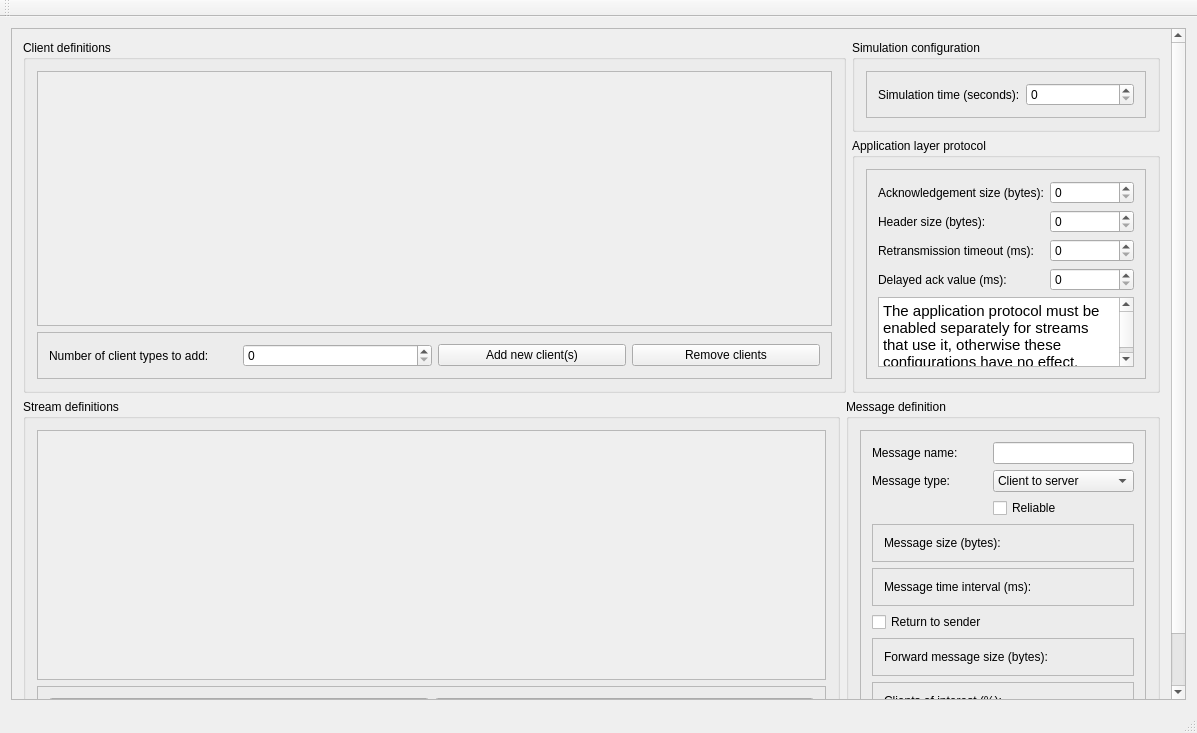
Before: the Qt Designer form GUI/mainwindow.ui in Chiru/NVE_Simulation, drawn with Qt 5.
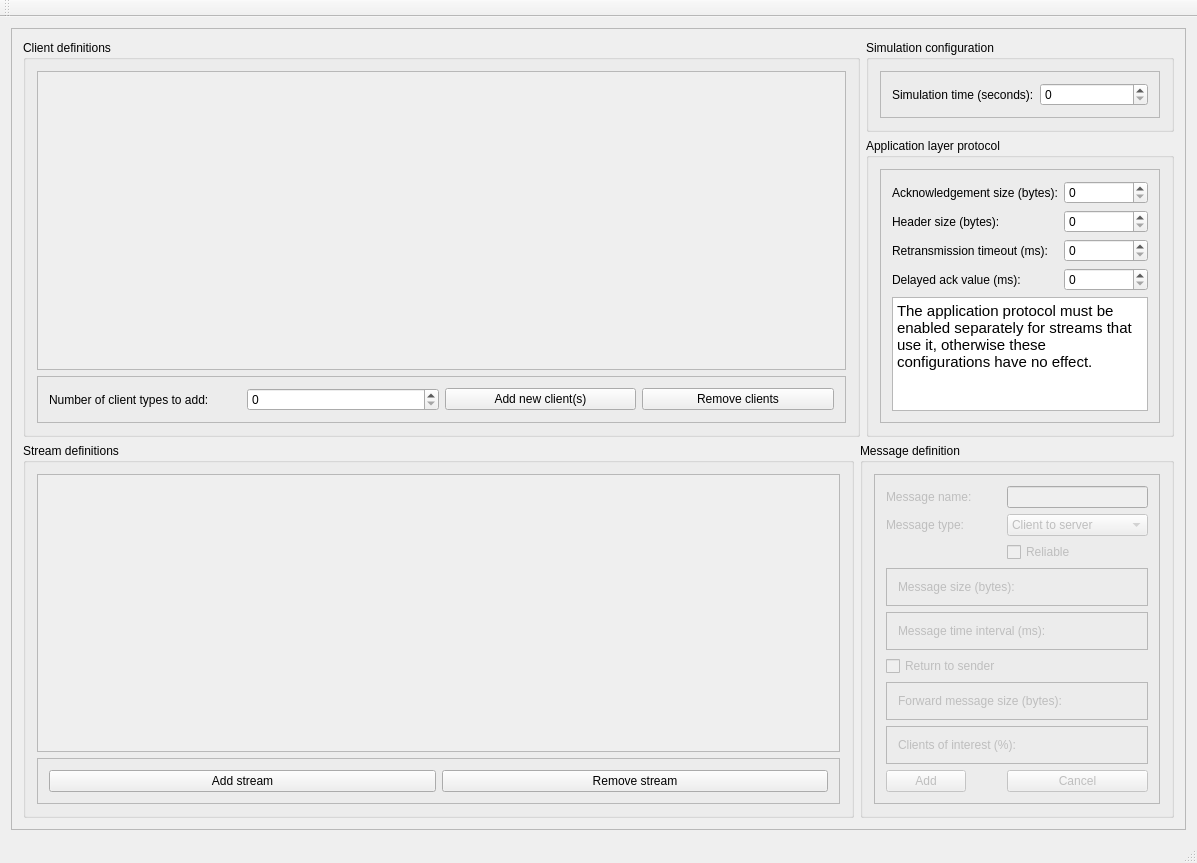
After: the same form once the commit is applied.

Commit message: Added message configuration functionality.

What changed in the file:
```diff
--- a/GUI/mainwindow.ui
+++ b/GUI/mainwindow.ui
@@ -7,7 +7,7 @@
     <x>0</x>
     <y>0</y>
     <width>1197</width>
-    <height>733</height>
+    <height>863</height>
    </rect>
   </property>
   <property name="windowTitle">
@@ -30,9 +30,9 @@
        <property name="geometry">
         <rect>
          <x>0</x>
-         <y>-76</y>
-         <width>1161</width>
-         <height>729</height>
+         <y>0</y>
+         <width>1177</width>
+         <height>783</height>
         </rect>
        </property>
        <layout class="QGridLayout" name="gridLayout_5">
@@ -52,8 +52,8 @@
                <rect>
                 <x>0</x>
                 <y>0</y>
-                <width>790</width>
-                <height>264</height>
+                <width>806</width>
+                <height>285</height>
                </rect>
               </property>
              </widget>
@@ -236,6 +236,9 @@
           <property name="toolTip">
            <string>Different streams can be added here.</string>
           </property>
+          <property name="styleSheet">
+           <string notr="true"/>
+          </property>
           <property name="title">
            <string>Stream definitions</string>
           </property>
@@ -250,8 +253,8 @@
                <rect>
                 <x>0</x>
                 <y>0</y>
-                <width>768</width>
-                <height>259</height>
+                <width>784</width>
+                <height>292</height>
                </rect>
               </property>
              </widget>
@@ -293,13 +296,19 @@
          </widget>
         </item>
         <item row="2" column="1" colspan="2">
-         <widget class="QGroupBox" name="groupBox_3">
+         <widget class="QGroupBox" name="messageEditor">
+          <property name="enabled">
+           <bool>true</bool>
+          </property>
           <property name="title">
            <string>Message definition</string>
           </property>
           <layout class="QHBoxLayout" name="horizontalLayout_4">
            <item>
-            <widget class="QFrame" name="frame_3">
+            <widget class="QFrame" name="message">
+             <property name="enabled">
+              <bool>false</bool>
+             </property>
              <property name="frameShape">
               <enum>QFrame::StyledPanel</enum>
              </property>
@@ -307,29 +316,44 @@
               <enum>QFrame::Raised</enum>
              </property>
              <layout class="QFormLayout" name="formLayout">
+              <property name="fieldGrowthPolicy">
+               <enum>QFormLayout::AllNonFixedFieldsGrow</enum>
+              </property>
               <item row="0" column="0">
-               <widget class="QLabel" name="label_7">
+               <widget class="QLabel" name="message_nameLabel">
+                <property name="enabled">
+                 <bool>false</bool>
+                </property>
                 <property name="text">
                  <string>Message name:</string>
                 </property>
                </widget>
               </item>
               <item row="0" column="1">
-               <widget class="QLineEdit" name="lineEdit">
+               <widget class="QLineEdit" name="message_name">
+                <property name="enabled">
+                 <bool>false</bool>
+                </property>
                 <property name="toolTip">
                  <string>Each message must have unique name. </string>
                 </property>
                </widget>
               </item>
               <item row="2" column="0">
-               <widget class="QLabel" name="label_8">
+               <widget class="QLabel" name="message_typeLabel">
+                <property name="enabled">
+                 <bool>false</bool>
+                </property>
                 <property name="text">
                  <string>Message type:</string>
                 </property>
                </widget>
               </item>
               <item row="2" column="1">
-               <widget class="QComboBox" name="comboBox">
+               <widget class="QComboBox" name="message_type">
+                <property name="enabled">
+                 <bool>false</bool>
+                </property>
                 <property name="toolTip">
                  <string>Changes message type.</string>
                 </property>
@@ -346,7 +370,10 @@
                </widget>
               </item>
               <item row="3" column="1">
-               <widget class="QCheckBox" name="checkBox">
+               <widget class="QCheckBox" name="message_reliable">
+                <property name="enabled">
+                 <bool>false</bool>
+                </property>
                 <property name="toolTip">
                  <string>If application protocol is enabled in UDP stream, messages can be reliable or unreliable.</string>
                 </property>
@@ -365,7 +392,10 @@
                 </property>
                 <layout class="QHBoxLayout" name="horizontalLayout_3">
                  <item>
-                  <widget class="QLabel" name="label_9">
+                  <widget class="QLabel" name="message_size">
+                   <property name="enabled">
+                    <bool>false</bool>
+                   </property>
                    <property name="toolTip">
                     <string>Message size definition in bytes.</string>
                    </property>
@@ -390,7 +420,10 @@
                 </property>
                 <layout class="QVBoxLayout" name="verticalLayout_7">
                  <item>
-                  <widget class="QLabel" name="label_10">
+                  <widget class="QLabel" name="message_timeInterval">
+                   <property name="enabled">
+                    <bool>false</bool>
+                   </property>
                    <property name="text">
                     <string>Message time interval (ms):</string>
                    </property>
@@ -400,7 +433,10 @@
                </widget>
               </item>
               <item row="6" column="0">
-               <widget class="QCheckBox" name="checkBox_2">
+               <widget class="QCheckBox" name="message_returnToSender">
+                <property name="enabled">
+                 <bool>false</bool>
+                </property>
                 <property name="toolTip">
                  <string>Defines whether the receiver returns the message.</string>
                 </property>
@@ -422,7 +458,10 @@
                 </property>
                 <layout class="QVBoxLayout" name="verticalLayout_5">
                  <item>
-                  <widget class="QLabel" name="label_11">
+                  <widget class="QLabel" name="message_forwardMessageSize">
+                   <property name="enabled">
+                    <bool>false</bool>
+                   </property>
                    <property name="text">
                     <string>Forward message size (bytes):</string>
                    </property>
@@ -433,6 +472,9 @@
               </item>
               <item row="8" column="0" colspan="2">
                <widget class="QFrame" name="frame_7">
+                <property name="enabled">
+                 <bool>false</bool>
+                </property>
                 <property name="frameShape">
                  <enum>QFrame::StyledPanel</enum>
                 </property>
@@ -441,7 +483,10 @@
                 </property>
                 <layout class="QVBoxLayout" name="verticalLayout_6">
                  <item>
-                  <widget class="QLabel" name="label_12">
+                  <widget class="QLabel" name="message_clientsOfInterest">
+                   <property name="enabled">
+                    <bool>false</bool>
+                   </property>
                    <property name="toolTip">
                     <string>Defines the percentage of the other clients that receive the  forwarded message from the server. </string>
                    </property>
@@ -453,6 +498,23 @@
                 </layout>
                </widget>
               </item>
+              <item row="9" column="0">
+               <widget class="QPushButton" name="message_add">
+                <property name="enabled">
+                 <bool>false</bool>
+                </property>
+                <property name="text">
+                 <string>Add</string>
+                </property>
+               </widget>
+              </item>
+              <item row="9" column="1">
+               <widget class="QPushButton" name="message_cancel">
+                <property name="text">
+                 <string>Cancel</string>
+                </property>
+               </widget>
+              </item>
              </layout>
             </widget>
            </item>
```
The commit also changes 10 other files.
